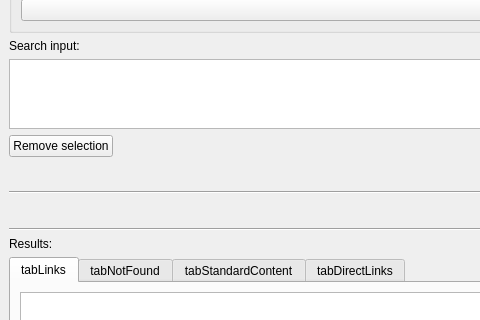
Before: the Qt Designer form OTModules/wContentSearch/wcontentsearch.ui in pietr26/OMSI-Tools, drawn with Qt 5; both pictures show x 0 to 480 and y 223 to 543 of the 1072 by 817 pixel window.
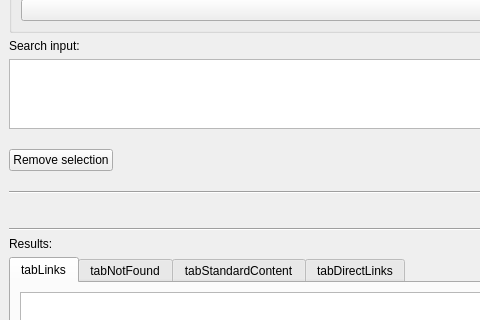
After: the same form once the commit is applied. Icons and pictures are not drawn.

```diff
--- a/OTModules/wContentSearch/wcontentsearch.ui
+++ b/OTModules/wContentSearch/wcontentsearch.ui
@@ -105,8 +105,6 @@
     <item>
      <layout class="QHBoxLayout" name="horizontalLayout">
       <item>
-       <layout class="QVBoxLayout" name="verticalLayout_3">
-        <item>
          <widget class="QPushButton" name="btnRemove">
           <property name="text">
            <string>Remove selection</string>
@@ -119,21 +117,6 @@
            <bool>true</bool>
           </property>
          </widget>
-        </item>
-        <item>
-         <spacer name="verticalSpacer">
-          <property name="orientation">
-           <enum>Qt::Vertical</enum>
-          </property>
-          <property name="sizeHint" stdset="0">
-           <size>
-            <width>20</width>
-            <height>40</height>
-           </size>
-          </property>
-         </spacer>
-        </item>
-       </layout>
       </item>
       <item>
        <spacer name="horizontalSpacer">
```
Lines whose indentation alone changed are shown as unchanged.
